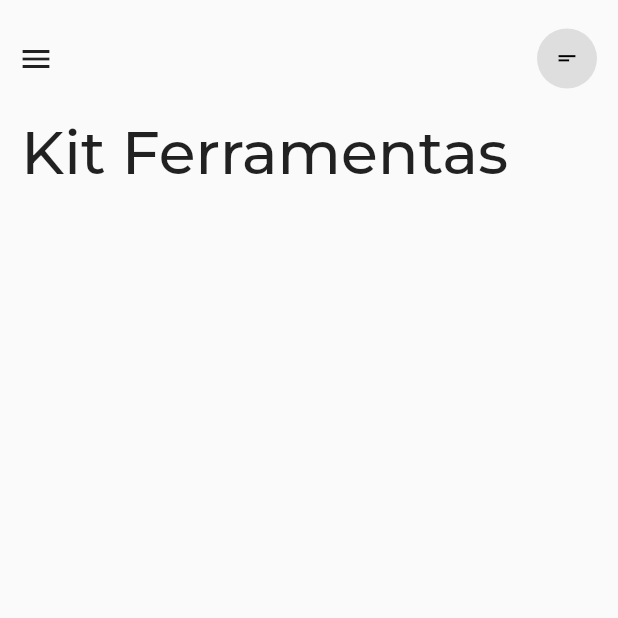
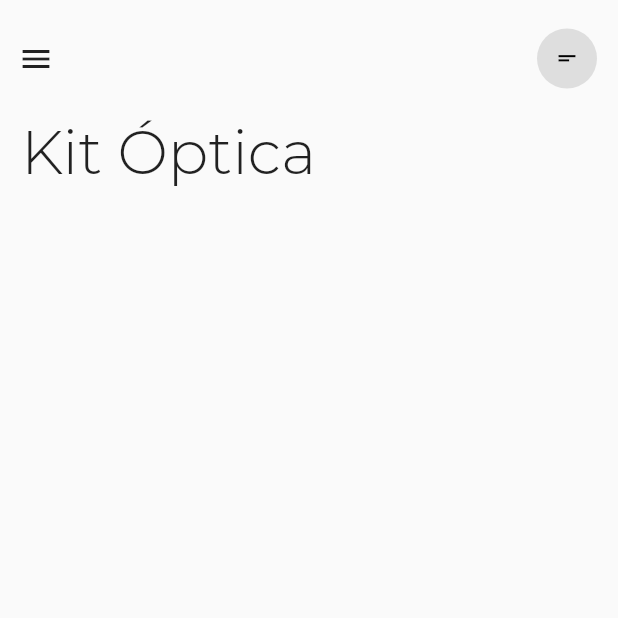
Before and after one commit to JonatasnCosta/calculadoraApp, a Flutter app: the screen it shows after launch, on a phone screen of 412 x 824 dp, the top half of it. Run offline on Flutter 3.47's test engine with Material 2 defaults, Android fonts, the phone set to English and light mode, and no system bars.

Commit message:
Título modificado

```diff
--- a/calculadora_app/lib/Home.dart
+++ b/calculadora_app/lib/Home.dart
@@ -32,7 +32,7 @@ class _HomeState extends State<Home> {
           Padding(
             padding: EdgeInsets.all(14.0),
             child: Text(
-              'Kit Ferramentas',
+              'Kit Óptica',
               style: TextStyle(
                   fontFamily: 'Montserrat',
                   fontSize: 40.0,
--- a/calculadora_app/pubspec.yaml
+++ b/calculadora_app/pubspec.yaml
@@ -59,7 +59,7 @@ flutter:
   fonts:
    - family: Montserrat
      fonts:
-      - asset: assests/fonts/Montserrat_Light.ttf
+      - asset: assets/fonts/Montserrat_Light.ttf
   #       - asset: fonts/Schyler-Italic.ttf
   #         style: italic
   #   - family: Trajan Pro
```
